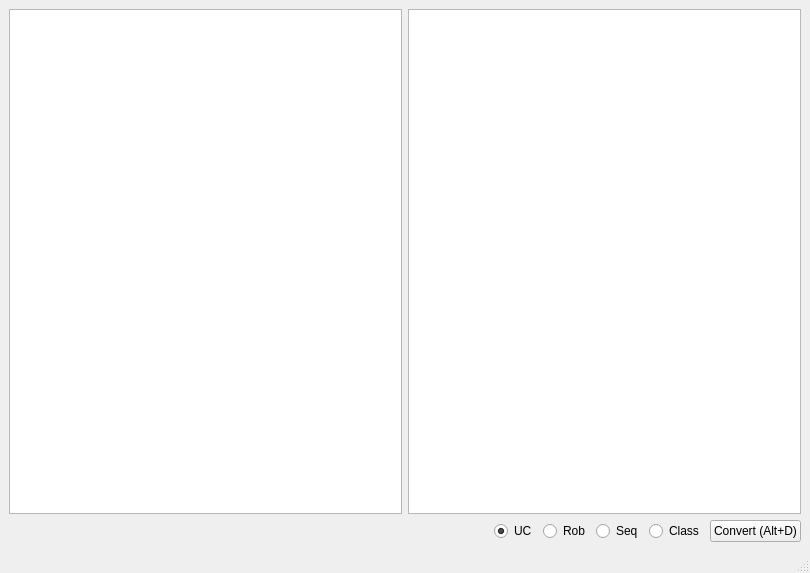
This is converter_2/gui_app/mainwindow.ui in Leartiz/plantuml_to_structs_converter as Qt 5 draws it before an edit. The edited form follows.
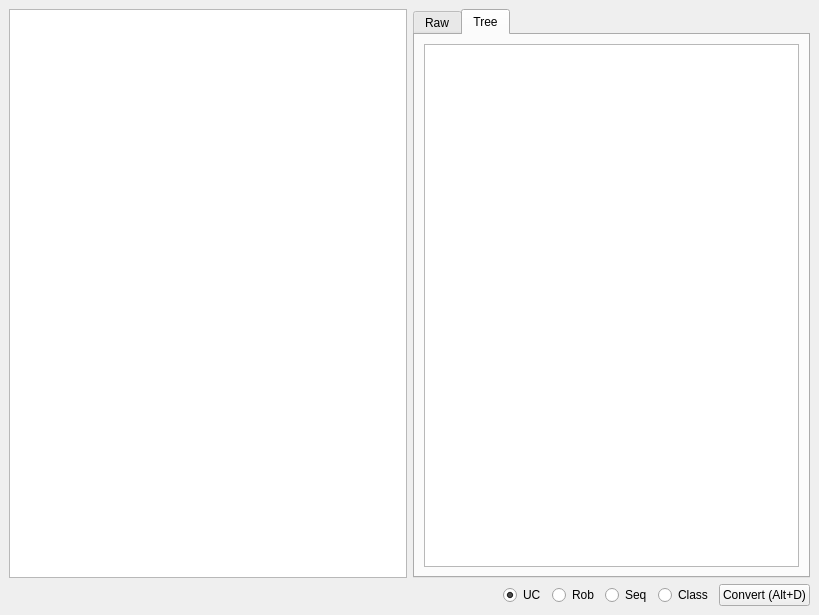
This is the edited form.

Patch:
```diff
--- a/converter_2/gui_app/mainwindow.ui
+++ b/converter_2/gui_app/mainwindow.ui
@@ -6,8 +6,8 @@
    <rect>
     <x>0</x>
     <y>0</y>
-    <width>810</width>
-    <height>573</height>
+    <width>819</width>
+    <height>615</height>
    </rect>
   </property>
   <property name="windowTitle">
@@ -21,7 +21,31 @@
        <widget class="QTextEdit" name="textEditWsd"/>
       </item>
       <item>
-       <widget class="QTextEdit" name="textEditJson"/>
+       <widget class="QTabWidget" name="tabWidget">
+        <property name="currentIndex">
+         <number>1</number>
+        </property>
+        <widget class="QWidget" name="tabRaw">
+         <attribute name="title">
+          <string>Raw</string>
+         </attribute>
+         <layout class="QGridLayout" name="gridLayout_2">
+          <item row="0" column="0">
+           <widget class="QTextEdit" name="textEditJson"/>
+          </item>
+         </layout>
+        </widget>
+        <widget class="QWidget" name="tabTree">
+         <attribute name="title">
+          <string>Tree</string>
+         </attribute>
+         <layout class="QGridLayout" name="gridLayout_3">
+          <item row="0" column="0">
+           <widget class="QTreeView" name="treeViewJson"/>
+          </item>
+         </layout>
+        </widget>
+       </widget>
       </item>
      </layout>
     </item>
@@ -89,7 +113,6 @@
     </item>
    </layout>
   </widget>
-  <widget class="QStatusBar" name="statusbar"/>
  </widget>
  <resources/>
  <connections/>
```
